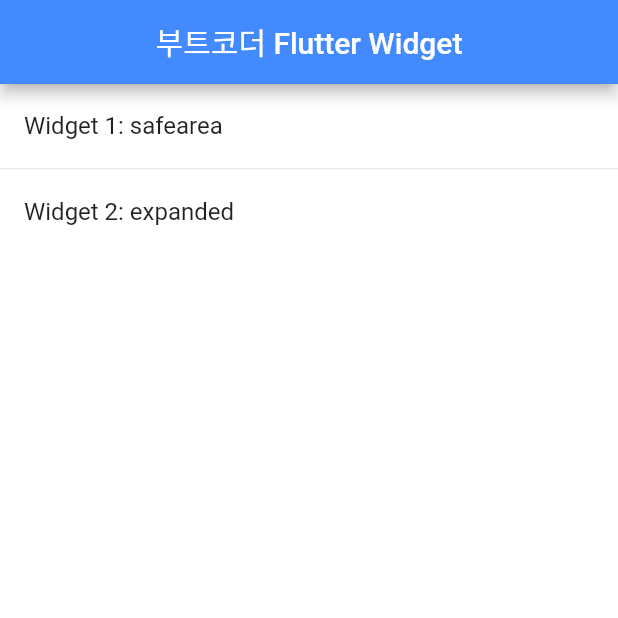
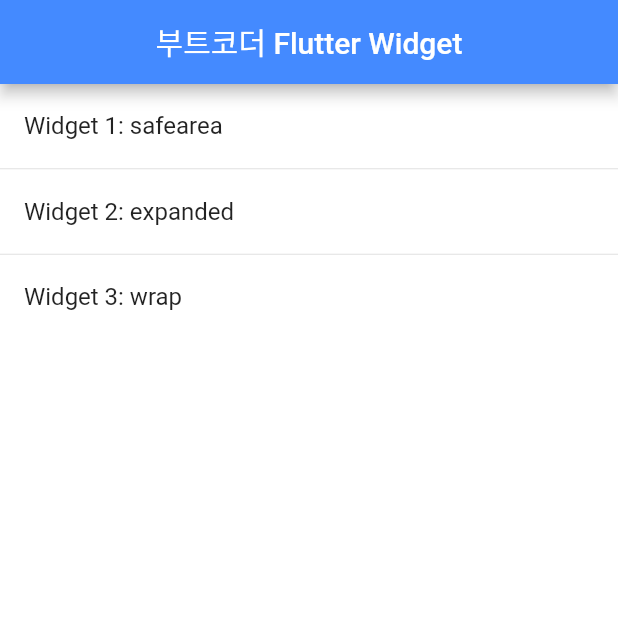
Before and after one commit to ehowlsla/bootcode_flutter, a Flutter app: the screen it shows after launch, on a phone screen of 412 x 824 dp, the top half of it. Run offline on Flutter 3.47's test engine with Material 2 defaults, Android fonts, the phone set to English and light mode, and no system bars; our stand-ins replace fluro, timeago; statements that could not run were skipped.

Commit message:
widget 03. wrap commit

```diff
--- a/lib/home.dart
+++ b/lib/home.dart
@@ -9,7 +9,8 @@
 
   List<String> _menuList = [
     'safearea',
-    'expanded'
+    'expanded',
+    'wrap',
   ];
 
   @override
--- a/lib/main.dart
+++ b/lib/main.dart
@@ -15,10 +15,6 @@
 
 class MyApp extends StatelessWidget {
   // This widget is the root of your application.
-
-  List<String> menuList = [
-    'safearea'
-  ];
 
 
   @override
--- a/lib/router.dart
+++ b/lib/router.dart
@@ -4,12 +4,14 @@
 import 'package:flutter/material.dart';
 
 import '_02_expanded/expanded.dart';
+import '_03_wrap/wrap.dart';
 import 'home.dart';
 
 class FluroRouter {
   static Router router = Router();
   static Handler _safeAreaHandler = Handler(handlerFunc: (BuildContext context, Map<String, dynamic> params) => SafeAreaPage());
   static Handler _expandedAreaHandler = Handler(handlerFunc: (BuildContext context, Map<String, dynamic> params) => ExpandedPage());
+  static Handler _wrapAreaHandler = Handler(handlerFunc: (BuildContext context, Map<String, dynamic> params) => WrapPage());
 
   static void setupRouter() {
     router.define(
@@ -23,5 +25,11 @@
       handler: _expandedAreaHandler,
       transitionType: TransitionType.material,
     );
+
+    router.define(
+      'wrap',
+      handler: _wrapAreaHandler,
+      transitionType: TransitionType.material,
+    );
   }
 }
```
Also changed, not shown: lib/_03_wrap/wrap.dart (added, +79 -0 lines).
